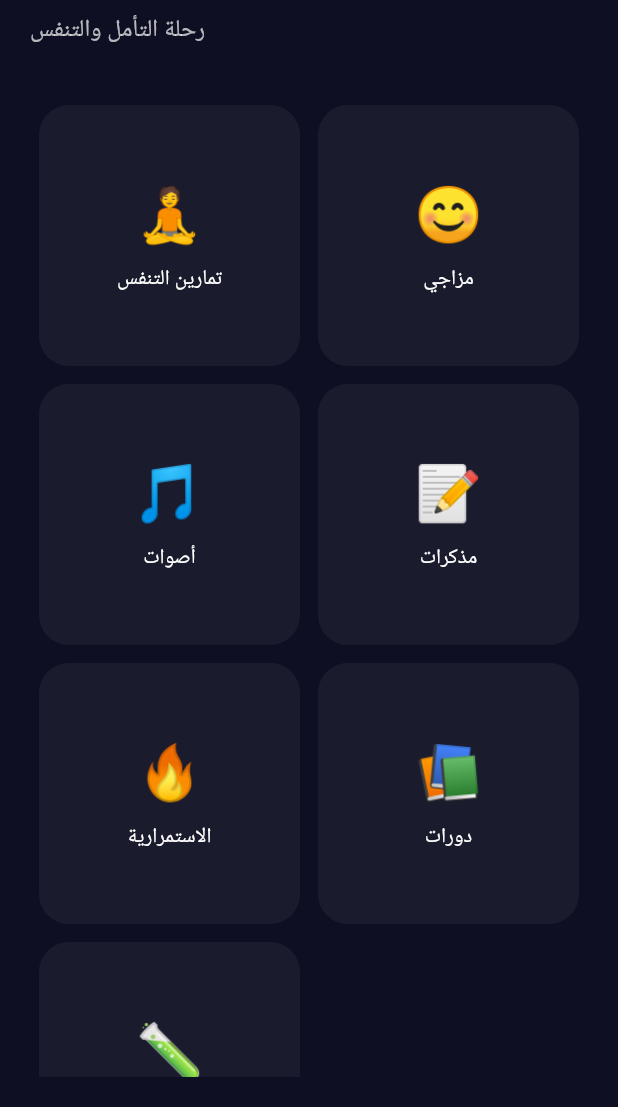
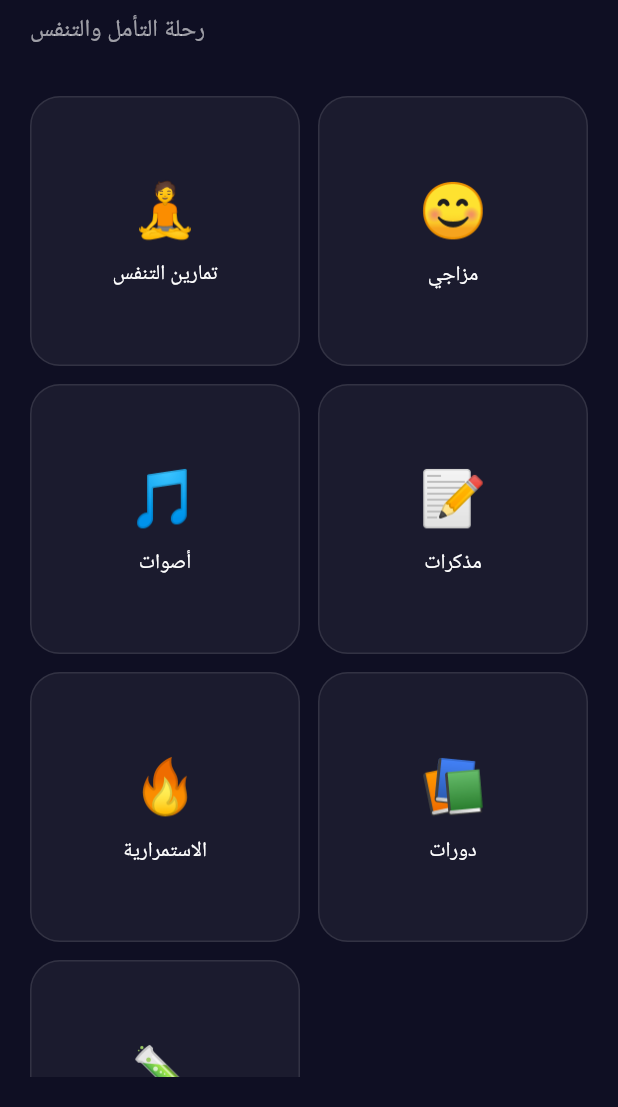
Before and after one commit to mokaber10/start_app, a Flutter app: the screen it shows after launch, on a phone screen of 412 x 824 dp, the part 129-1236 px from its top. Run offline on Flutter 3.47's test engine with Material 3 defaults, Android fonts, the phone set to English and light mode, and no system bars; our stand-ins replace flutter_riverpod, shared_preferences.

Commit message:
🔧 Fix: move entry point to lib/main.dart (Flutter default)
Build #11-12 failed because root main.dart != lib/main.dart.
My code changes were in root main.dart which Flutter ignores.
Now lib/main.dart = root main.dart (with all imports + RTL + views).
Root main.dart kept for reference.

```diff
--- a/lib/main.dart
+++ b/lib/main.dart
@@ -1,87 +1,67 @@
 import 'package:flutter/material.dart';
+import 'views/breathing/breathing_view.dart';
+import 'views/mood/mood_tracker_view.dart';
+import 'views/soundscapes/soundscapes_view.dart';
+import 'views/journal/journal_view.dart';
+import 'views/streak/streak_view.dart';
+import 'views/courses/courses_view.dart';
+import 'views/tests/tests_view.dart';
 
 void main() => runApp(const StartApp());
 
 class StartApp extends StatelessWidget {
   const StartApp({super.key});
-  @override Widget build(BuildContext context) => MaterialApp(
+  @override
+  Widget build(BuildContext context) => MaterialApp(
     title: 'Start', debugShowCheckedModeBanner: false,
-    theme: ThemeData.dark().copyWith(
-      scaffoldBackgroundColor: const Color(0xFF0F0F23),
-      colorScheme: ColorScheme.fromSeed(seedColor: const Color(0xFF6C63FF), brightness: Brightness.dark)
-    ),
+    theme: ThemeData.dark().copyWith(scaffoldBackgroundColor: const Color(0xFF0F0F23), colorScheme: ColorScheme.fromSeed(seedColor: const Color(0xFF6C63FF), brightness: Brightness.dark)),
     home: const HomeScreen(),
+    textDirection: TextDirection.rtl,
   );
 }
 
 class HomeScreen extends StatelessWidget {
   const HomeScreen({super.key});
-  @override Widget build(BuildContext context) {
-    final items = [
-      ('🧘', 'تمارين التنفس', const BreathingSection()),
-      ('😊', 'مزاجي', const MoodSection()),
-      ('🎵', 'أصوات', const SoundSection()),
-      ('📝', 'مذكرات', const JournalSection()),
-      ('🔥', 'الاستمرارية', const StreakSection()),
-      ('📚', 'دورات', const CoursesSection()),
-      ('🧪', 'اختبارات', const TestsSection()),
+  final _items = const [
+    ('🧘', 'تمارين التنفس'),
+    ('😊', 'مزاجي'),
+    ('🎵', 'أصوات'),
+    ('📝', 'مذكرات'),
+    ('🔥', 'الاستمرارية'),
+    ('📚', 'دورات'),
+    ('🧪', 'اختبارات'),
+  ];
+  void _open(BuildContext c, int i) {
+    final pages = [
+      const BreathingScreen(),
+      const MoodTrackerScreen(), const SoundscapesScreen(), const JournalScreen(),
+      const StreakScreen(), const CoursesScreen(), const TestsScreen(),
     ];
-    return Scaffold(body: SafeArea(child: Padding(padding: const EdgeInsets.all(20),
-      child: Column(crossAxisAlignment: CrossAxisAlignment.start, children: [
-        const SizedBox(height:20), const Text('Start',style: TextStyle(fontSize:32,fontWeight:FontWeight.bold,color: Colors.white)),
-        const SizedBox(height:8), Text('رحلة التأمل والتنفس',style: TextStyle(fontSize:16,color:Colors.white70)),
-        const SizedBox(height:32),
-        Expanded(child: GridView.count(crossAxisCount:2, childAspectRatio:1, children: List.generate(7,(i)=>GestureDetector(onTap:()=>Navigator.push(context,MaterialPageRoute(builder:(_)=>items[i].$3)),
-          child: Container(margin:const EdgeInsets.all(6), decoration:BoxDecoration(color:Colors.white.withOpacity(0.05), borderRadius:BorderRadius.circular(20)),
+    if (pages[i] != null) Navigator.push(c, MaterialPageRoute(builder: (_) => pages[i]!));
+  }
+  @override
+  Widget build(BuildContext context) => Scaffold(body: SafeArea(child: Padding(
+    padding: const EdgeInsets.all(20),
+    child: Column(crossAxisAlignment: CrossAxisAlignment.start, children: [
+      const SizedBox(height: 20),
+      Text('Start', style: const TextStyle(fontSize: 32, fontWeight: FontWeight.bold, color: Colors.white)),
+      const SizedBox(height: 8),
+      Text('رحلة التأمل والتنفس', style: TextStyle(fontSize: 16, color: Colors.white.withOpacity(0.6))),
+      const SizedBox(height: 32),
+      Expanded(child: GridView.count(
+        crossAxisCount: 2, crossAxisSpacing: 12, mainAxisSpacing: 12, childAspectRatio: 1,
+        children: List.generate(_items.length, (i) => GestureDetector(
+          onTap: () => _open(context, i),
+          child: Container(
+            decoration: BoxDecoration(color: Colors.white.withOpacity(0.05), borderRadius: BorderRadius.circular(20), border: Border.all(color: Colors.white.withOpacity(0.1))),
             child: Column(mainAxisAlignment: MainAxisAlignment.center, children: [
-              Text(items[i].$1,style:const TextStyle(fontSize:36)),
-              const SizedBox(height:8), Text(items[i].$2,style:const TextStyle(color:Colors.white,fontSize:14)),
-            ]))))),
-      ]))));
-  }
+              Text(_items[i].$1, style: const TextStyle(fontSize: 36)),
+              const SizedBox(height: 8),
+              Text(_items[i].$2, style: const TextStyle(color: Colors.white, fontSize: 14)),
+            ]),
+          ),
+        )),
+      )),
+    ]),
+  )));
 }
-
-class BreathingSection extends StatelessWidget {
-  const BreathingSection({super.key});
-  @override Widget build(BuildContext context) => Scaffold(appBar:AppBar(title:const Text('تمارين التنفس')), body:Center(child: Column(mainAxisAlignment:MainAxisAlignment.center, children:[
-    const Text('🧘',style:TextStyle(fontSize:72)), const SizedBox(height:20),
-    const Text('تنفس 4-7-8\nشهيق 4 ثوان - احتباس 7 - زفير 8',textAlign:TextAlign.center,style:TextStyle(fontSize:18,color:Colors.white70)),
-    const SizedBox(height:30),
-    ElevatedButton(onPressed:(){}, child:const Text('ابدأ التمرين'))
-  ])));
-}
-
-class MoodSection extends StatelessWidget {
-  const MoodSection({super.key});
-  final _moods = ['😊سعيد','😐محايد','😢حزين','😡غاضب','😰قلق','😌هادئ','🥱متعب','🤩متحمس','😔مكتئب','🤗ممتن'];
-  @override Widget build(BuildContext context) => Scaffold(appBar:AppBar(title:const Text('مزاجي')), body: Padding(padding:const EdgeInsets.all(20), child: Column(children:[
-    const Text('كيف تشعر الآن؟',style:TextStyle(fontSize:22,color:Colors.white)), const SizedBox(height:20),
-    Expanded(child: ListView.separated(itemCount:_moods.length,separatorBuilder:(_,__)=>const SizedBox(height:8),
-      itemBuilder:(_,i)=>ListTile(title:Text(_moods[i],style:const TextStyle(fontSize:18)), tileColor:Colors.white.withOpacity(0.05),shape:RoundedRectangleBorder(borderRadius:BorderRadius.circular(12)))))
-  ])));
-}
-
-class SoundSection extends StatelessWidget {
-  const SoundSection({super.key});
-  @override Widget build(BuildContext context) => Scaffold(appBar:AppBar(title:const Text('أصوات')), body:Center(child:Text('قائمة الأصوات قريباً',style:TextStyle(fontSize:18,color:Colors.white70))));
-}
-
-class JournalSection extends StatelessWidget {
-  const JournalSection({super.key});
-  @override Widget build(BuildContext context) => Scaffold(appBar:AppBar(title:const Text('مذكرات')), body:Center(child:Text('صفحة المذكرات قريباً',style:TextStyle(fontSize:18,color:Colors.white70))));
-}
-
-class StreakSection extends StatelessWidget {
-  const StreakSection({super.key});
-  @override Widget build(BuildContext context) => Scaffold(appBar:AppBar(title:const Text('الاستمرارية')), body:Center(child:Text('عداد الاستمرارية قريباً',style:TextStyle(fontSize:18,color:Colors.white70))));
-}
-
-class CoursesSection extends StatelessWidget {
-  const CoursesSection({super.key});
-  @override Widget build(BuildContext context) => Scaffold(appBar:AppBar(title:const Text('دورات')), body:Center(child:Text('الدورات قريباً',style:TextStyle(fontSize:18,color:Colors.white70))));
-}
-
-class TestsSection extends StatelessWidget {
-  const TestsSection({super.key});
-  @override Widget build(BuildContext context) => Scaffold(appBar:AppBar(title:const Text('اختبارات')), body:Center(child:Text('الاختبارات قريباً',style:TextStyle(fontSize:18,color:Colors.white70))));
-}
```
